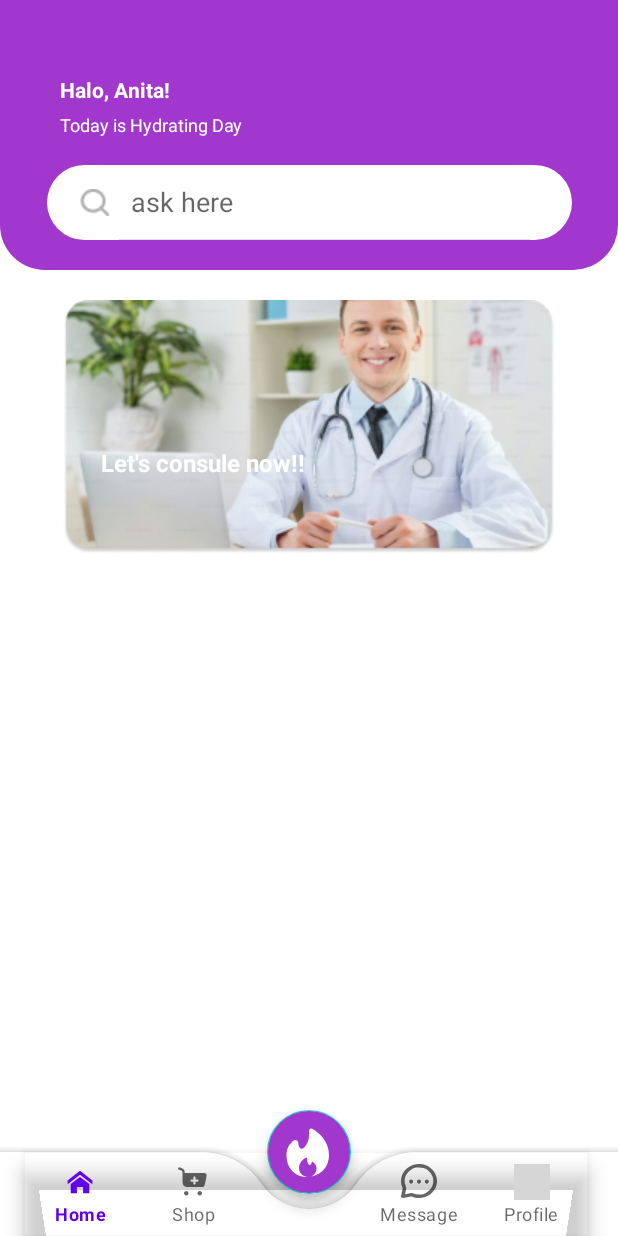
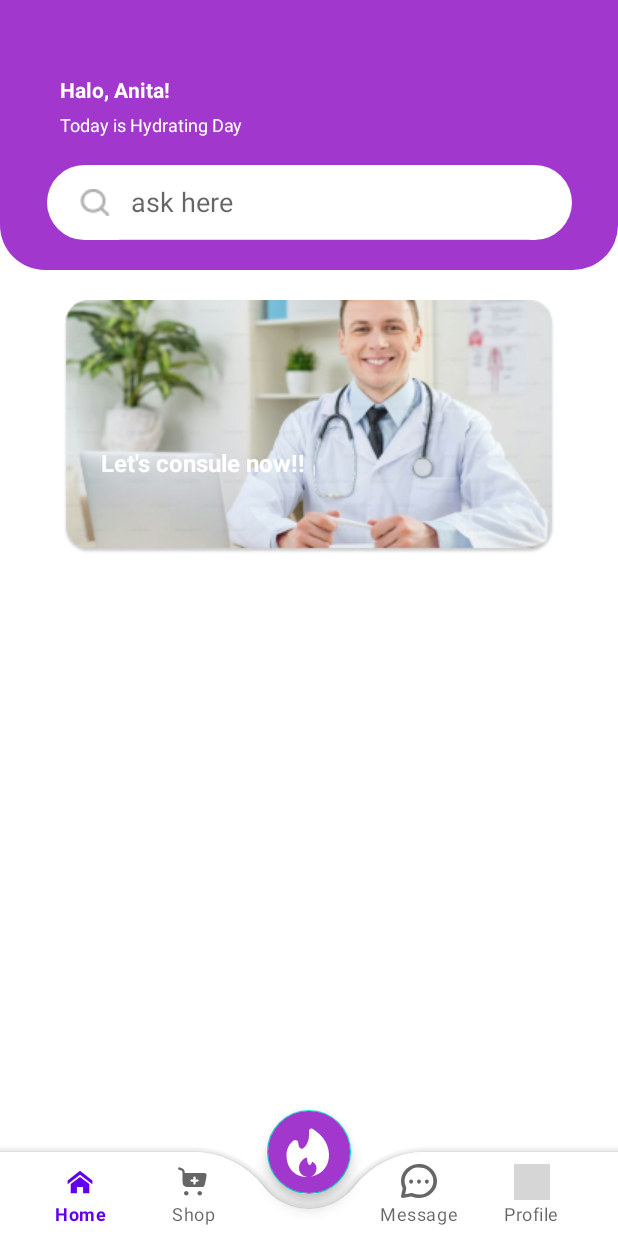
Before and after one commit to RITabayuni/GlowGenie, an Android app: the screen it shows after launch (MainActivity), on a phone screen of 412 x 824 dp. Run offline under Robolectric (Android 15) with nearby library versions, the phone set to English and light mode, and no system bars; grey boxes are pictures that could not be loaded.

Commit message:
navbar asegeboy

```diff
--- a/app/src/main/res/layout/activity_main.xml
+++ b/app/src/main/res/layout/activity_main.xml
@@ -81,7 +81,7 @@
 
 
     <include
-        layout="@layout/layout_item"/>
+        layout="@layout/layout_navbar"/>
 
 
 </androidx.constraintlayout.widget.ConstraintLayout>
--- a/app/src/main/res/layout/layout_item.xml
+++ b/app/src/main/res/layout/layout_navbar.xml
@@ -6,9 +6,9 @@
     android:layout_height="match_parent">
 
     <FrameLayout
+        android:id="@+id/frame_layout"
         android:layout_width="match_parent"
-        android:layout_height="match_parent"
-        android:id="@+id/frame_layout"/>
+        android:layout_height="match_parent" />
 
     <com.google.android.material.bottomappbar.BottomAppBar
         android:layout_width="match_parent"
@@ -17,7 +17,7 @@
         android:layout_gravity="bottom"
         android:background="@color/white"
         app:fabCradleMargin="10dp"
-        app:fabCradleRoundedCornerRadius="50dp">
+        app:fabCradleRoundedCornerRadius="60dp">
 
         <com.google.android.material.bottomnavigation.BottomNavigationView
             android:layout_width="wrap_content"
@@ -25,9 +25,9 @@
             android:id="@+id/bottomNavigationView"
             android:layout_marginEnd="20dp"
             app:labelVisibilityMode="labeled"
+            app:elevation="0dp"
             android:background="@android:color/transparent"
             app:menu="@menu/bottom_menu"/>
-
     </com.google.android.material.bottomappbar.BottomAppBar>
 
     <com.google.android.material.floatingactionbutton.FloatingActionButton
@@ -38,4 +38,5 @@
         app:layout_anchor="@id/bottomAppBar"
         app:maxImageSize="40dp"
         app:tint="@color/white"/>
+
 </androidx.coordinatorlayout.widget.CoordinatorLayout>
--- a/app/src/main/res/menu/bottom_menu.xml
+++ b/app/src/main/res/menu/bottom_menu.xml
@@ -6,7 +6,7 @@
         android:title="Home"
         android:icon="@drawable/ic_home" />
 
-    <item
+     <item
         android:id="@+id/shop"
         android:title="Shop"
         android:icon="@drawable/ic_cart"/>
@@ -14,7 +14,7 @@
     <item
         android:id="@+id/reels"
         android:title=""
-        android:enabled="true"/>
+        android:enabled="false"/>
 
     <item
         android:id="@+id/message"
```
